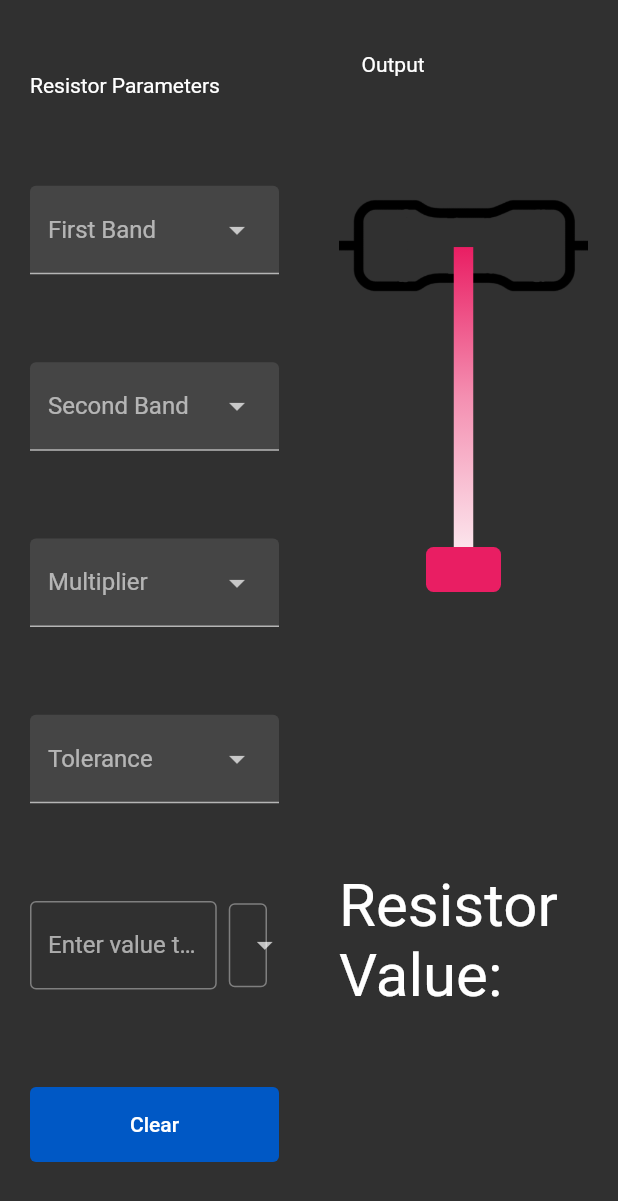
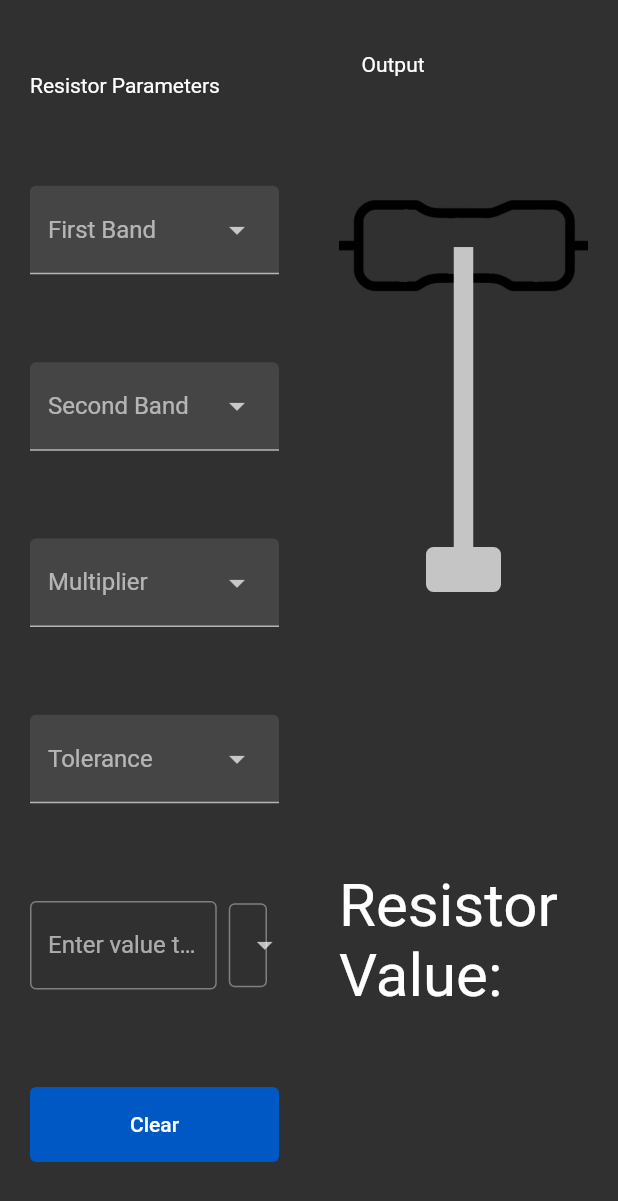
Before and after one commit to LOVE-CRAFTT/ohm_guru, a Flutter app: the CalculationPage widget shown alone on an empty page, opened directly, on a phone screen of 412 x 824 dp. Shown: the top 1201 px of the screen. Run offline on Flutter 3.47's test engine with Material 2 defaults, Android fonts, the phone set to English and light mode, and no system bars.

Commit message:
completed full form of single dynamic band

```diff
--- a/lib/components/calculation_page.dart
+++ b/lib/components/calculation_page.dart
@@ -144,12 +144,12 @@
             ),
           ),
         ),
-        const Expanded(
+        Expanded(
           child: Padding(
-            padding: EdgeInsets.all(20.0),
+            padding: const EdgeInsets.all(20.0),
             child: Column(
               children: [
-                Expanded(
+                const Expanded(
                   child: Padding(
                     padding: EdgeInsets.all(15.0),
                     child: Align(
@@ -164,19 +164,22 @@
                   flex: 4,
                   child: Stack(
                     children: [
-                      Align(
+                      const Align(
                         alignment: Alignment.topCenter,
                         child: Image(
                           image: AssetImage("assets/resistor.png"),
                         ),
                       ),
-
-                      //TODO: Refactor Alignment widget [dynamicColorBand] so its its own widget, properties would be alignment, dependent bandType, color and container height
-                      DynamicColorBand(),
+                      DynamicColorBand(
+                        alignment: const Alignment(0, -0.7),
+                        height: 200.0,
+                        width: 13.0,
+                        selectedBand: selectedBand1,
+                      ),
                     ],
                   ),
                 ),
-                Expanded(
+                const Expanded(
                   flex: 2,
                   child: Text(
                     "Resistor Value:",
--- a/lib/components/dynamic_color_band.dart
+++ b/lib/components/dynamic_color_band.dart
@@ -1,38 +1,90 @@
 import 'package:flutter/material.dart';
+import 'package:ohm_guru/utilities/band_constants.dart';
 
 class DynamicColorBand extends StatelessWidget {
   const DynamicColorBand({
     super.key,
+    required this.alignment,
+    required this.height,
+    required this.width,
+    this.selectedBand,
+    this.selectedMultiplier,
+    this.selectedTolerance,
+    this.selectedPPM,
   });
+
+  final Alignment alignment;
+  final double height;
+  final double width;
+  final BandDetails? selectedBand;
+  final MultiplierDetails? selectedMultiplier;
+  final ToleranceDetails? selectedTolerance;
+  final PPMDetails? selectedPPM;
+
+  //======
+  Color? getLocalColor() {
+    if (selectedBand != null) {
+      return selectedBand?.color;
+    } else if (selectedMultiplier != null) {
+      return selectedMultiplier?.color;
+    } else if (selectedTolerance != null) {
+      return selectedTolerance?.color;
+    } else if (selectedPPM != null) {
+      return selectedPPM?.color;
+    } else {
+      return null;
+    }
+  }
+
+  //======
+  Text? getLocalTrailing() {
+    if (selectedBand != null) {
+      return selectedBand?.trailing;
+    } else if (selectedMultiplier != null) {
+      return selectedMultiplier?.trailing;
+    } else if (selectedTolerance != null) {
+      return selectedTolerance?.trailing;
+    } else if (selectedPPM != null) {
+      return selectedPPM?.trailing;
+    } else {
+      return null;
+    }
+  }
 
   @override
   Widget build(BuildContext context) {
     return Align(
-      alignment: const Alignment(0, -0.7),
+      alignment: alignment,
       child: Column(
         mainAxisSize: MainAxisSize.min,
         children: [
           Container(
-            height: 200.0,
-            width: 13.0,
+            height: height,
+            width: width,
             decoration: BoxDecoration(
-              gradient: LinearGradient(
-                begin: Alignment.topCenter,
-                end: Alignment.bottomCenter,
-                colors: <Color>[
-                  Colors.pink,
-                  Colors.pink.shade200,
-                  Colors.pink.shade50,
-                ],
-              ),
+              // gradient: ,
+              gradient: getLocalColor() != null
+                  ? LinearGradient(
+                      begin: Alignment.topCenter,
+                      end: Alignment.bottomCenter,
+                      colors: <Color>[
+                        getLocalColor()!,
+                        getLocalColor()!.withAlpha(58),
+                      ],
+                    )
+                  : null,
+              color: getLocalColor() == null ? const Color(0xffc5c5c5) : null,
             ),
           ),
           Container(
             height: 30,
             width: 50,
             decoration: BoxDecoration(
-              color: Colors.pink,
+              color: getLocalColor() ?? const Color(0xffc5c5c5),
               borderRadius: BorderRadius.circular(5.0),
+            ),
+            child: Center(
+              child: getLocalTrailing(),
             ),
           ),
         ],
```
